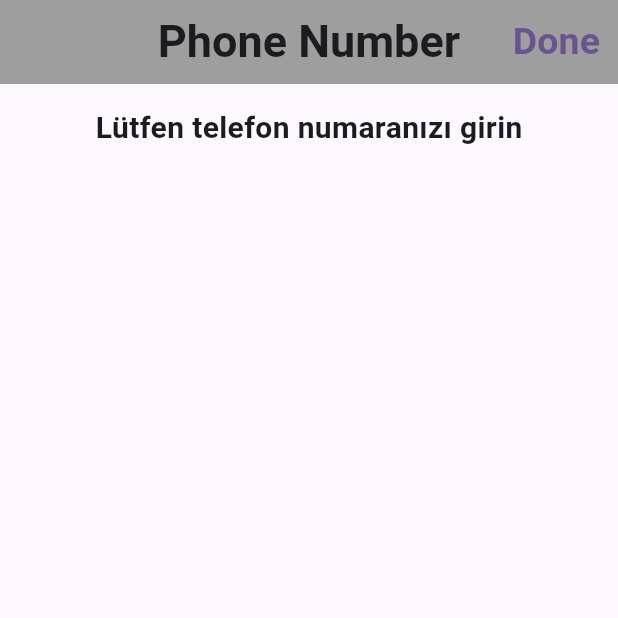
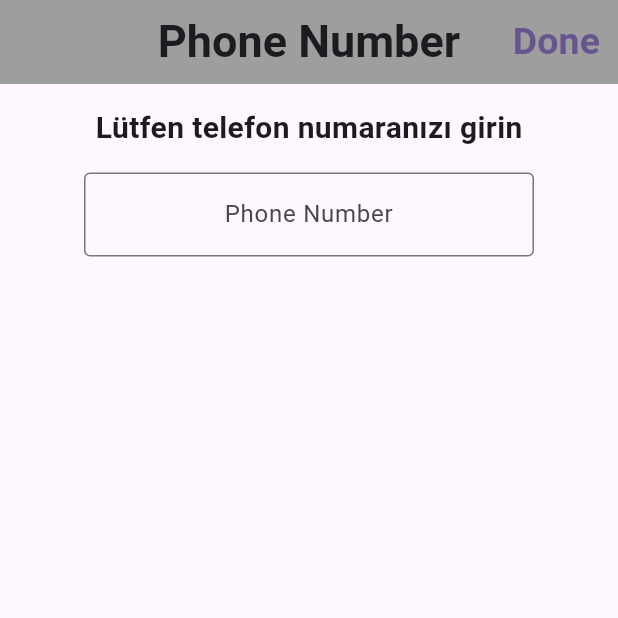
Before and after one commit to EgemenArda/whatsapp, a Flutter app: the screen it shows after launch, on a phone screen of 412 x 824 dp, the top half of it. Run offline on Flutter 3.47's test engine with Material 2 defaults, Android fonts, the phone set to English and light mode, and no system bars; our stand-ins replace flutter_multi_formatter, pinput.

Commit message:
LoginScreen.dart added

```diff
--- a/lib/screens/LoginScreen.dart
+++ b/lib/screens/LoginScreen.dart
@@ -1,4 +1,7 @@
 import 'package:flutter/material.dart';
+import 'package:flutter/services.dart';
+import 'package:flutter_multi_formatter/flutter_multi_formatter.dart';
+import 'package:whatsapp/screens/VerificationScreen.dart';
 
 class LoginScreen extends StatefulWidget {
   const LoginScreen({super.key});
@@ -10,6 +13,9 @@ class LoginScreen extends StatefulWidget {
 class _LoginScreenState extends State<LoginScreen> {
   @override
   Widget build(BuildContext context) {
+
+    TextEditingController phoneController = TextEditingController();
+
     return Scaffold(
       appBar: AppBar(
         backgroundColor: Colors.grey,
@@ -24,7 +30,11 @@ class _LoginScreenState extends State<LoginScreen> {
         ),
         actions: [
           TextButton(
-            onPressed: () {},
+            onPressed: () {
+              if (phoneController.text.length == 16) {
+                Navigator.of(context).push(MaterialPageRoute(builder: (context) => const VerificationScreen()));
+              }
+            },
             child: const Text(
               'Done',
               style: TextStyle(
@@ -35,18 +45,45 @@ class _LoginScreenState extends State<LoginScreen> {
           )
         ],
       ),
-      body: const Center(
+      body: Center(
         child: Column(
           mainAxisAlignment: MainAxisAlignment.start,
           children: [
-            SizedBox(height: 15),
-            Text(
+            const SizedBox(height: 15),
+            const Text(
               'Lütfen telefon numaranızı girin',
               style: TextStyle(
                 fontSize: 20,
                 fontWeight: FontWeight.bold,
               ),
-            )
+            ),
+            const SizedBox(height: 15),
+            SizedBox(
+              width: 300,
+              child: TextFormField(
+                autovalidateMode: AutovalidateMode.onUserInteraction,
+                controller: phoneController,
+                autocorrect: false,
+                inputFormatters: <TextInputFormatter>[
+                  FilteringTextInputFormatter.digitsOnly,
+                  PhoneInputFormatter(),
+                ],
+                keyboardType: TextInputType.phone,
+                validator: (value) {
+                  if (value == null ||
+                      value.trim().length != 16) {
+                    return 'Please enter a valid phone number';
+                  }
+                  return null;
+                },
+                textCapitalization: TextCapitalization.none,
+                textAlign: TextAlign.center,
+                decoration: InputDecoration(
+                  hintText: 'Phone Number',
+                  border: OutlineInputBorder(),
+                ),
+              ),
+            ),
           ],
         ),
       ),
--- a/pubspec.yaml
+++ b/pubspec.yaml
@@ -35,6 +35,9 @@ dependencies:
   # The following adds the Cupertino Icons font to your application.
   # Use with the CupertinoIcons class for iOS style icons.
   cupertino_icons: ^1.0.2
+  flutter_multi_formatter: ^2.11.7
+  pinput: ^3.0.0
+  kartal: ^3.2.0
 
 dev_dependencies:
   flutter_test:
```
Also changed, not shown: lib/screens/VerificationScreen.dart (added, +34 -0 lines), pubspec.lock, 5 other files.
